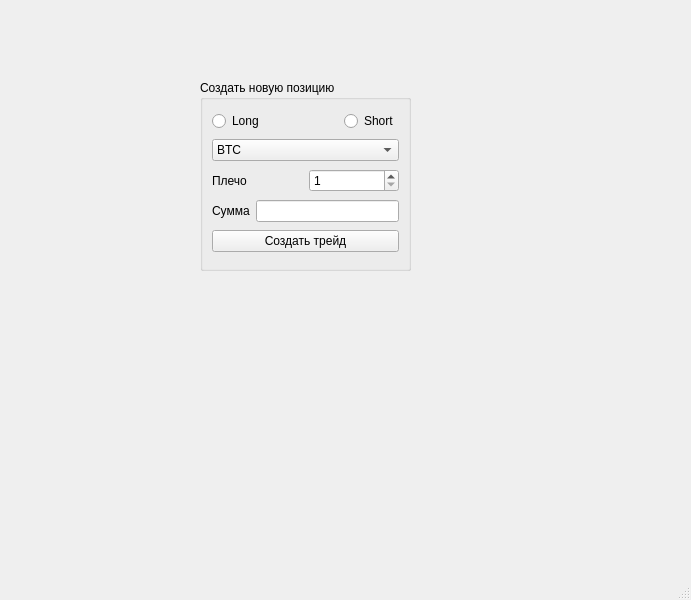
This is demo-trading/mainwindow.ui in GudAlex61/Demo-trading-c-project as Qt 5 draws it before an edit. The edited form follows.
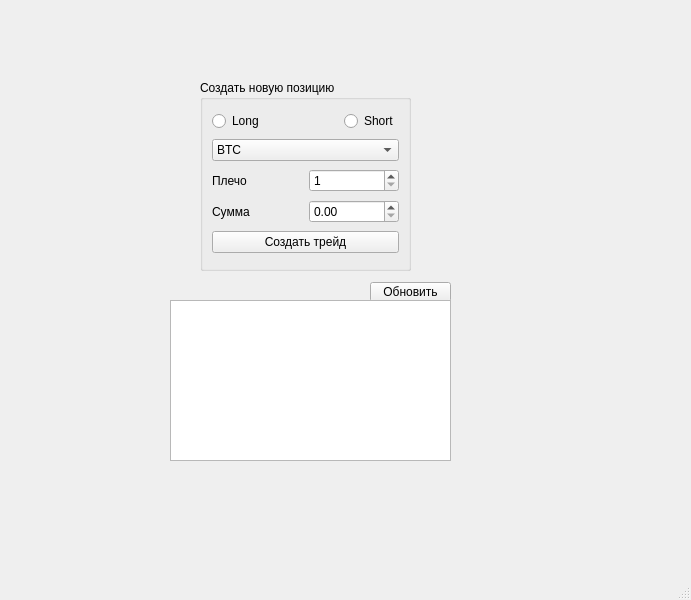
This is the edited form.

```diff
--- a/demo-trading/mainwindow.ui
+++ b/demo-trading/mainwindow.ui
@@ -118,9 +118,12 @@
         </widget>
        </item>
        <item>
-        <widget class="QLineEdit" name="sumEdit">
-         <property name="text">
-          <string/>
+        <widget class="QDoubleSpinBox" name="amountSpinBox">
+         <property name="enabled">
+          <bool>true</bool>
+         </property>
+         <property name="maximum">
+          <double>999999.989999999990687</double>
          </property>
         </widget>
        </item>
@@ -135,6 +138,29 @@
      </item>
     </layout>
    </widget>
+   <widget class="QPushButton" name="uploadButton">
+    <property name="geometry">
+     <rect>
+      <x>370</x>
+      <y>282</y>
+      <width>81</width>
+      <height>20</height>
+     </rect>
+    </property>
+    <property name="text">
+     <string>Обновить</string>
+    </property>
+   </widget>
+   <widget class="QTableView" name="tradesView">
+    <property name="geometry">
+     <rect>
+      <x>170</x>
+      <y>300</y>
+      <width>281</width>
+      <height>161</height>
+     </rect>
+    </property>
+   </widget>
   </widget>
   <widget class="QMenuBar" name="menubar">
    <property name="geometry">
```
Left out of the diff: 4 changed lines with no effect on the pictures.
